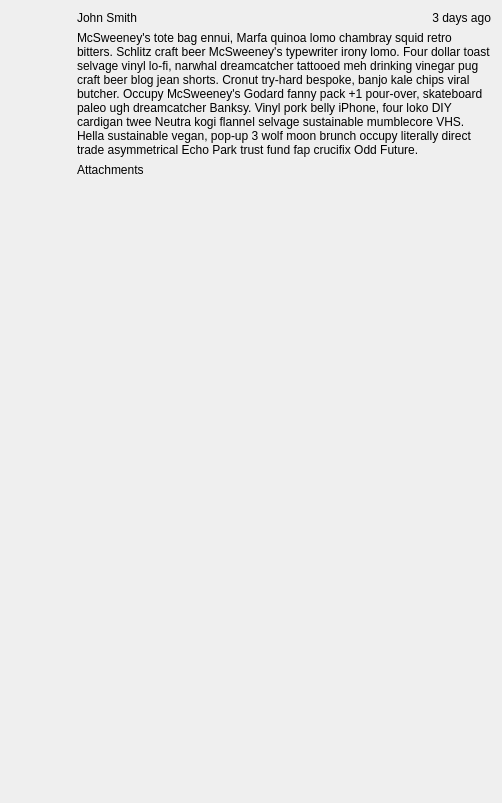
Old version of the form python/app/widgets/reply_widget/resources/reply_widget.ui in the repository shotgunsoftware/tk-multi-shotgunpanel.
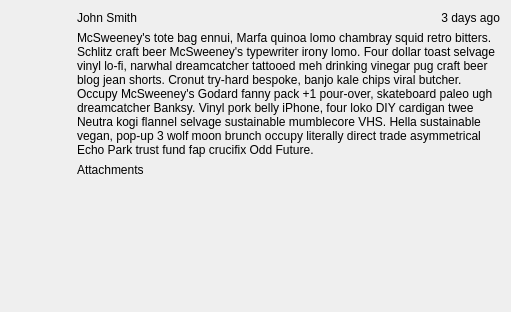
New version of the form. Icons and pictures are not drawn.

Commit message: UI tweaks to reply dialog.

```diff
--- a/python/app/widgets/reply_widget/resources/reply_widget.ui
+++ b/python/app/widgets/reply_widget/resources/reply_widget.ui
@@ -6,8 +6,8 @@
    <rect>
     <x>0</x>
     <y>0</y>
-    <width>502</width>
-    <height>803</height>
+    <width>511</width>
+    <height>312</height>
    </rect>
   </property>
   <property name="windowTitle">
@@ -49,10 +49,13 @@
        <property name="orientation">
         <enum>Qt::Vertical</enum>
        </property>
+       <property name="sizeType">
+        <enum>QSizePolicy::MinimumExpanding</enum>
+       </property>
        <property name="sizeHint" stdset="0">
         <size>
          <width>20</width>
-         <height>418</height>
+         <height>40</height>
         </size>
        </property>
       </spacer>
@@ -123,6 +126,8 @@
       </widget>
      </item>
      <item>
+      <layout class="QVBoxLayout" name="verticalLayout_3">
+       <item>
       <widget class="QLabel" name="body_label_4">
        <property name="sizePolicy">
         <sizepolicy hsizetype="Preferred" vsizetype="Preferred">
@@ -172,7 +177,7 @@
          <rect>
           <x>0</x>
           <y>0</y>
-          <width>404</width>
+            <width>411</width>
           <height>120</height>
          </rect>
         </property>
@@ -284,18 +289,7 @@
        </widget>
       </widget>
      </item>
-     <item>
-      <spacer name="verticalSpacer_2">
-       <property name="orientation">
-        <enum>Qt::Vertical</enum>
-       </property>
-       <property name="sizeHint" stdset="0">
-        <size>
-         <width>20</width>
-         <height>418</height>
-        </size>
-       </property>
-      </spacer>
+      </layout>
      </item>
     </layout>
    </item>
```
Left out of the diff: 4 changed lines with no effect on the pictures. Lines whose indentation alone changed are shown as unchanged. The commit also changes 8 other files.
